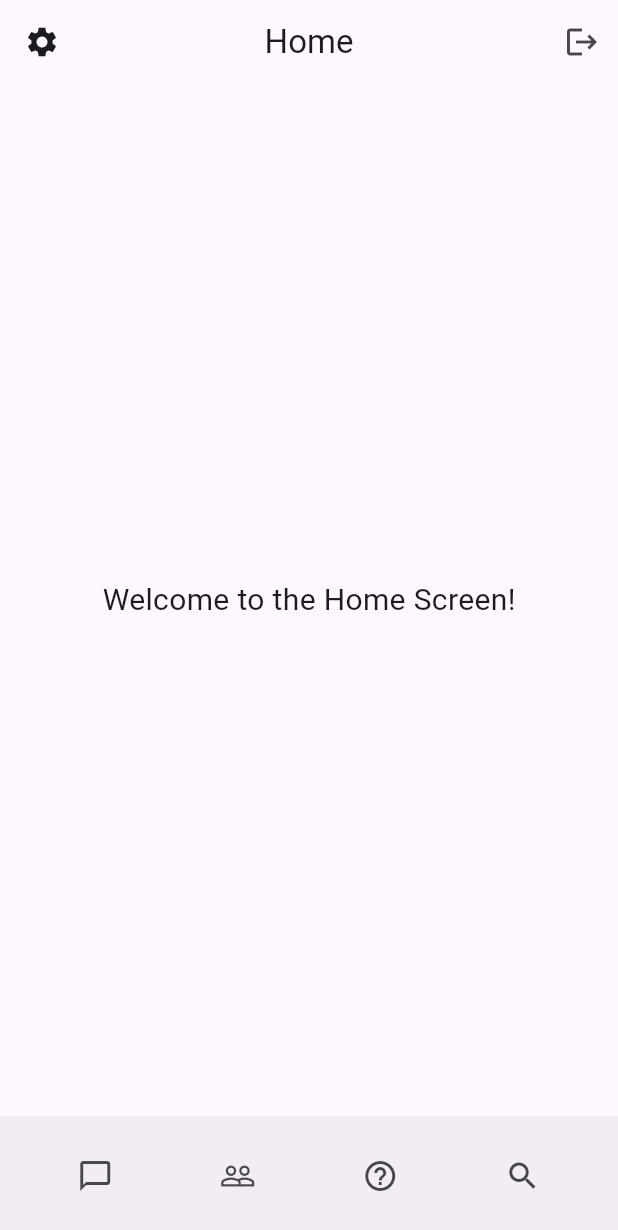
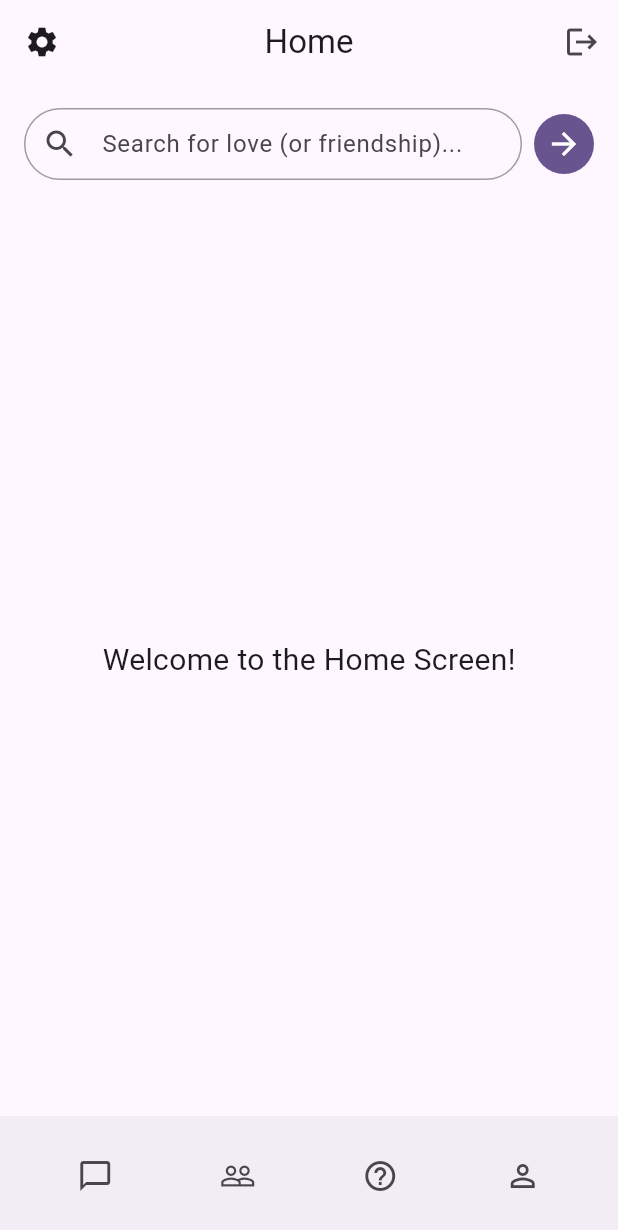
Before and after one commit to Juggernaut1709/Dating_Application, a Flutter app: the HomeScreen screen opened by its route, on a phone screen of 412 x 824 dp. Shown: the top 1230 px of the screen. Run offline on Flutter 3.47's test engine with Material 3 defaults, Android fonts, the light colour scheme and no system bars; our stand-ins replace cloud_firestore, firebase_auth, firebase_core, flutter_map, geocoding, geolocator and 3 more; accounts and stored records are empty.

Commit message:
Added profile screen and user search option

```diff
--- a/dating_app/lib/main.dart
+++ b/dating_app/lib/main.dart
@@ -1,6 +1,7 @@
 import 'package:dating_app/screens/auth_screen.dart';
 import 'package:dating_app/screens/landing_screen.dart';
 import 'package:dating_app/screens/logged_in_screens/home_screen.dart';
+import 'package:dating_app/screens/logged_in_screens/profile.dart';
 import 'package:dating_app/screens/onboarding_screen.dart';
 import 'package:dating_app/screens/profile_setting_screen.dart';
 import 'package:firebase_core/firebase_core.dart';
@@ -30,6 +31,7 @@
         '/onboarding_screen': (context) => const OnboardingScreen(),
         '/profile_setting_screen': (context) => const ProfileSettingScreen(),
         '/home_screen': (context) => const HomeScreen(),
+        '/profile_screen': (context) => const ProfileScreen(),
       },
     );
   }
--- a/dating_app/lib/screens/logged_in_screens/home_screen.dart
+++ b/dating_app/lib/screens/logged_in_screens/home_screen.dart
@@ -1,27 +1,59 @@
 import 'dart:io';
-
 import 'package:dating_app/services/auth_service.dart';
+import 'package:dating_app/services/error_service.dart';
+import 'package:dating_app/services/user_service.dart';
+import 'package:dating_app/widgets/userprofilebottomsheet.dart';
 import 'package:flutter/material.dart';
 
-class HomeScreen extends StatelessWidget {
+class HomeScreen extends StatefulWidget {
+  const HomeScreen({super.key});
+
+  @override
+  State<HomeScreen> createState() => _HomeScreenState();
+}
+
+class _HomeScreenState extends State<HomeScreen> {
   final String routeName = '/home_screen';
-  const HomeScreen({super.key});
+
+  final TextEditingController _userIdController = TextEditingController();
 
   void _signOut(BuildContext context) {
     AuthService()
         .signOut()
         .then((value) {
           ScaffoldMessenger.of(context).showSnackBar(
-            const SnackBar(content: Text('Signed out successfully')),
+            const SnackBar(content: Text('Successfully signed out')),
           );
         })
         .catchError((error) {
-          ScaffoldMessenger.of(
-            context,
-          ).showSnackBar(SnackBar(content: Text('Error signing out: $error')));
+          ErrorService.showError(context, 'Error signing out: $error');
         });
     sleep(const Duration(seconds: 1));
     Navigator.pushReplacementNamed(context, '/auth_screen');
+  }
+
+  void _onSearchSubmit(String userId) async {
+    if (userId.isNotEmpty) {
+      Object? result = await UserService().retrieveUserProfile(userId);
+
+      if (result is String) {
+        ErrorService.showError(context, result);
+      } else if (result is Map<String, dynamic>) {
+        showModalBottomSheet(
+          context: context,
+          shape: RoundedRectangleBorder(
+            borderRadius: BorderRadius.vertical(top: Radius.circular(24.0)),
+          ),
+          builder: (context) {
+            return UserProfileBottomSheet(profile: result);
+          },
+        );
+      } else {
+        ErrorService.showError(context, 'User not found');
+      }
+    } else {
+      ErrorService.showError(context, 'Please enter a user ID to search');
+    }
   }
 
   @override
@@ -43,11 +75,64 @@ class HomeScreen extends StatelessWidget {
           ),
         ],
       ),
-      body: const Center(
-        child: Text(
-          'Welcome to the Home Screen!',
-          style: TextStyle(fontSize: 20),
-        ),
+      body: Column(
+        children: [
+          Padding(
+            padding: const EdgeInsets.all(16.0),
+            child: Row(
+              children: [
+                Expanded(
+                  child: TextField(
+                    onChanged: (value) {
+                      setState(() {
+                        _userIdController.text = value;
+                      });
+                    },
+                    decoration: InputDecoration(
+                      hintText: 'Search for love (or friendship)...',
+                      prefixIcon: const Icon(Icons.search),
+                      contentPadding: const EdgeInsets.symmetric(
+                        vertical: 0,
+                        horizontal: 16,
+                      ),
+                      border: OutlineInputBorder(
+                        borderRadius: BorderRadius.circular(30.0),
+                        borderSide: BorderSide(),
+                      ),
+                      enabledBorder: OutlineInputBorder(
+                        borderRadius: BorderRadius.circular(30.0),
+                        borderSide: BorderSide(color: Colors.grey),
+                      ),
+                      focusedBorder: OutlineInputBorder(
+                        borderRadius: BorderRadius.circular(30.0),
+                        borderSide: BorderSide(
+                          color: Theme.of(context).primaryColor,
+                        ),
+                      ),
+                    ),
+                  ),
+                ),
+                const SizedBox(width: 8),
+                CircleAvatar(
+                  backgroundColor: Theme.of(context).primaryColor,
+                  child: IconButton(
+                    icon: const Icon(Icons.arrow_forward, color: Colors.white),
+                    onPressed: () => _onSearchSubmit(_userIdController.text),
+                  ),
+                ),
+              ],
+            ),
+          ),
+          const SizedBox(width: 8),
+          Expanded(
+            child: Center(
+              child: Text(
+                'Welcome to the Home Screen!',
+                style: TextStyle(fontSize: 20),
+              ),
+            ),
+          ),
+        ],
       ),
       bottomNavigationBar: BottomAppBar(
         shape: const CircularNotchedRectangle(),
@@ -70,9 +155,11 @@ class HomeScreen extends StatelessWidget {
               onPressed: () {},
             ),
             IconButton(
-              icon: const Icon(Icons.search),
-              tooltip: 'Search',
-              onPressed: () {},
+              icon: const Icon(Icons.person_outline),
+              tooltip: 'Profile',
+              onPressed: () {
+                Navigator.pushNamed(context, '/profile_screen');
+              },
             ),
           ],
         ),
```
Also changed, not shown: dating_app/lib/screens/logged_in_screens/profile.dart (added, +61 -0 lines), dating_app/lib/services/location_service.dart (+11 -0 lines), dating_app/lib/services/user_service.dart (+47 -0 lines), dating_app/lib/widgets/userprofilebottomsheet.dart (added, +72 -0 lines).
